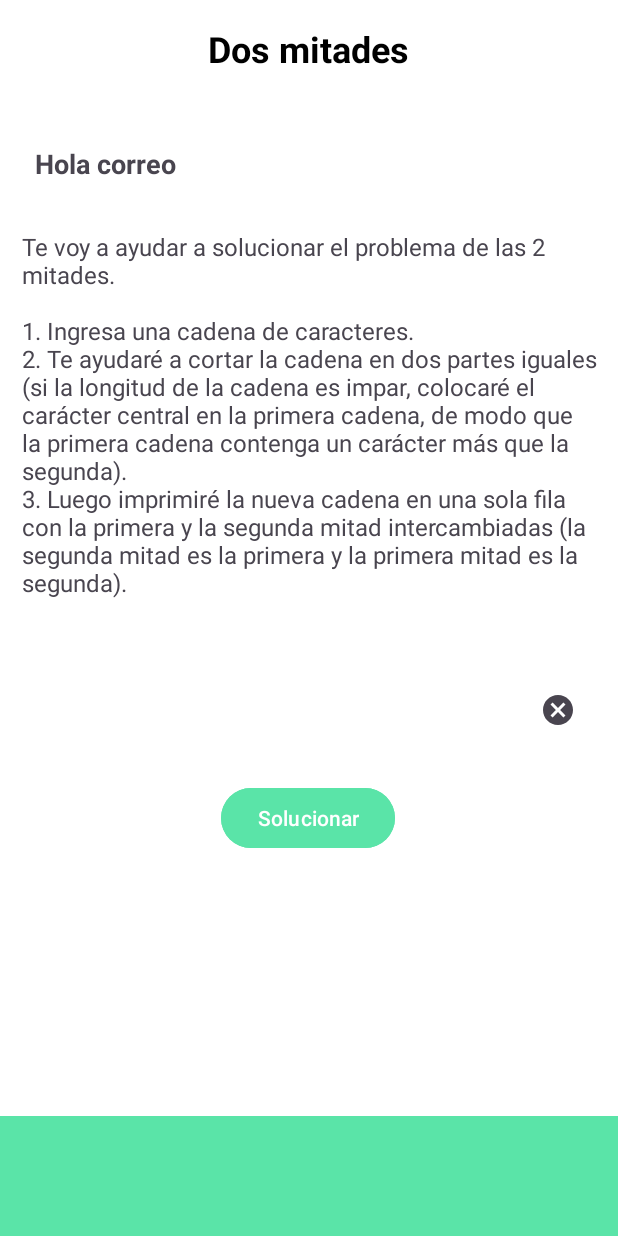
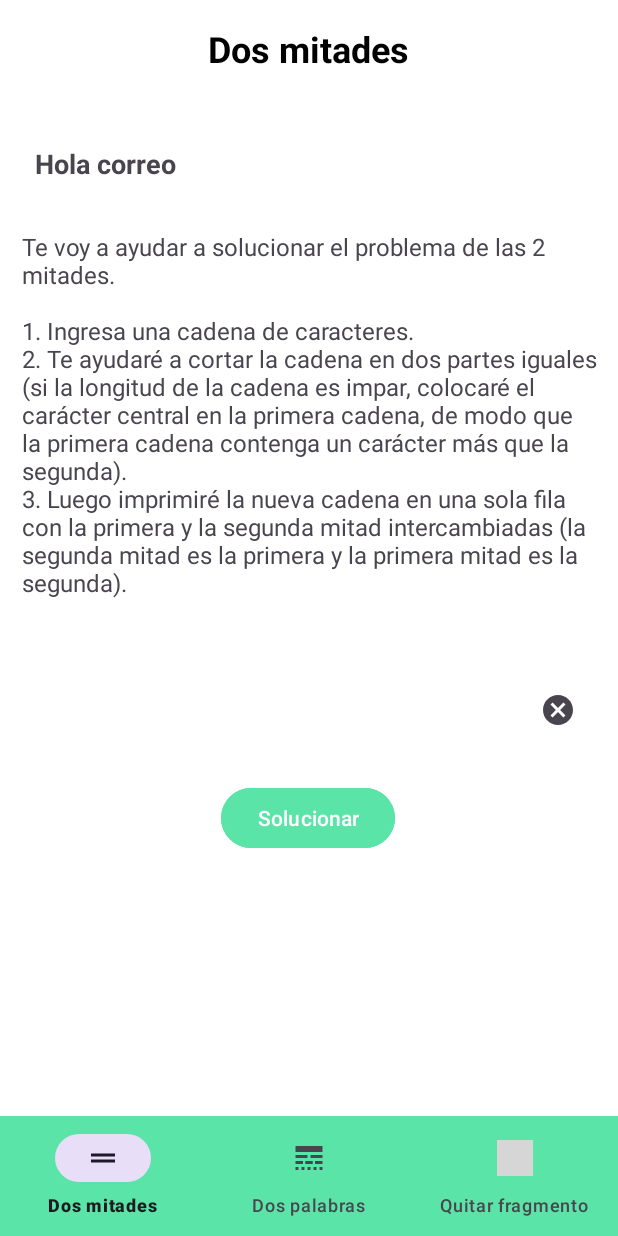
Before and after one commit to NataliaOsejo/QTA, an Android app: the layout activity_dosmitades.xml on its own in the app's theme, with its tools: preview values and no code run, on a phone screen of 412 x 824 dp. Run offline under Robolectric (Android 15) with nearby library versions, the light colour scheme and no system bars; grey boxes are pictures that could not be loaded.

Commit message:
Agregada Nav Bar

```diff
--- a/app/src/main/java/com/example/qta2/DosMitadesActivity.kt
+++ b/app/src/main/java/com/example/qta2/DosMitadesActivity.kt
@@ -5,6 +5,7 @@ import android.widget.Button
 import android.widget.EditText
 import android.widget.TextView
 import androidx.appcompat.app.AppCompatActivity
+import com.google.android.material.bottomnavigation.BottomNavigationView
 
 class DosMitadesActivity : AppCompatActivity() {
 
@@ -29,6 +30,25 @@ class DosMitadesActivity : AppCompatActivity() {
             val resultado = intercambiarMitades(cadena)
             inputString.setText(resultado) // Muestra la cadena resultante
         }
+
+        val bottomNavigationView: BottomNavigationView = findViewById(R.id.bottom_navigation)
+
+        bottomNavigationView.setOnNavigationItemSelectedListener { item ->
+            when (item.itemId) {
+                R.id.nav_dosmitades -> {
+                    true
+                }
+                R.id.nav_dospalabras -> {
+                    true
+                }
+                R.id.nav_quitarfragmento -> {
+                    true
+                }
+                else -> false
+            }
+        }
+    }
+
     }
 
     // Lógica para intercambiar las mitades de la cadena
@@ -46,4 +66,3 @@ class DosMitadesActivity : AppCompatActivity() {
             "$segundaMitad$primeraMitad"
         }
     }
-}
--- /dev/null
+++ b/app/src/main/java/com/example/qta2/OnNavigationItemSelectedListener.kt
@@ -0,0 +1,5 @@
+package com.example.qta2
+
+import android.os.Bundle
+import androidx.appcompat.app.AppCompatActivity
+import com.google.android.material.bottomnavigation.BottomNavigationView
--- /dev/null
+++ b/app/src/main/res/drawable/ic_dosmitades.xml
@@ -0,0 +1,5 @@
+<vector xmlns:android="http://schemas.android.com/apk/res/android" android:height="24dp" android:tint="#000000" android:viewportHeight="24" android:viewportWidth="24" android:width="24dp">
+
+    <path android:fillColor="@android:color/white" android:pathData="M20,9H4v2h16V9zM4,15h16v-2H4V15z"/>
+
+</vector>
--- /dev/null
+++ b/app/src/main/res/drawable/ic_palabras.xml
@@ -0,0 +1,5 @@
+<vector xmlns:android="http://schemas.android.com/apk/res/android" android:height="24dp" android:tint="#000000" android:viewportHeight="24" android:viewportWidth="24" android:width="24dp">
+
+    <path android:fillColor="@android:color/white" android:pathData="M3,16h5v-2H3V16zM9.5,16h5v-2h-5V16zM16,16h5v-2h-5V16zM3,20h2v-2H3V20zM7,20h2v-2H7V20zM11,20h2v-2h-2V20zM15,20h2v-2h-2V20zM19,20h2v-2h-2V20zM3,12h8v-2H3V12zM13,12h8v-2h-8V12zM3,4v4h18V4H3z"/>
+
+</vector>
--- a/app/src/main/res/layout/activity_dosmitades.xml
+++ b/app/src/main/res/layout/activity_dosmitades.xml
@@ -83,7 +83,8 @@ tools:context=".DosMitadesActivity">
         android:layout_height="wrap_content"
         android:background="@color/green"
         app:layout_constraintBottom_toBottomOf="parent"
+        app:layout_constraintEnd_toEndOf="parent"
+        app:layout_constraintHorizontal_bias="0.0"
         app:layout_constraintStart_toStartOf="parent"
-    app:layout_constraintEnd_toEndOf="parent"
         app:menu="@menu/bottom_nav_menu" />
 </androidx.constraintlayout.widget.ConstraintLayout>
--- a/app/src/main/res/menu/bottom_nav_menu.xml
+++ b/app/src/main/res/menu/bottom_nav_menu.xml
@@ -1,22 +1,19 @@
 <?xml version="1.0" encoding="utf-8"?>
 <menu xmlns:android="http://schemas.android.com/apk/res/android">
 
-    <!-- Primer ítem del menú -->
     <item
-        android:id="@+id/nav_home"
-        android:icon="@drawable/ic_home"  <!-- Icono del ítem -->
-    android:title="Inicio" />          <!-- Texto del ítem -->
+        android:id="@+id/nav_dosmitades"
+        android:icon="@drawable/ic_dosmitades"
+        android:title="@string/navbar_dosmitades" />
 
-    <!-- Segundo ítem del menú -->
     <item
-        android:id="@+id/nav_search"
-        android:icon="@drawable/ic_search"
-        android:title="Buscar" />
+        android:id="@+id/nav_dospalabras"
+        android:icon="@drawable/ic_palabras"
+        android:title="@string/navbar_dospalabras" />
 
-    <!-- Tercer ítem del menú -->
     <item
-        android:id="@+id/nav_profile"
-        android:icon="@drawable/ic_profile"
-        android:title="Perfil" />
+        android:id="@+id/nav_quitarfragmento"
+        android:icon="@drawable/ic_quitarfragmento"
+        android:title="@string/navbar_quitarfragmento" />
 
 </menu>
--- a/app/src/main/res/values/strings.xml
+++ b/app/src/main/res/values/strings.xml
@@ -6,4 +6,7 @@
     <string name="b_dosmitades">Solucionar</string>
     <string name="text_b_dosmitades">Ingresa una cadena de caracteres</string>
     <string name="hola_correo_dos_mitades">Hola correo</string>
+    <string name="navbar_dosmitades">Dos mitades</string>
+    <string name="navbar_dospalabras">Dos palabras</string>
+    <string name="navbar_quitarfragmento">Quitar fragmento</string>
 </resources>
```
Also changed, not shown: app/src/main/res/drawable/icon_dosmitades.png (added). Lines whose indentation alone changed are shown as unchanged.
